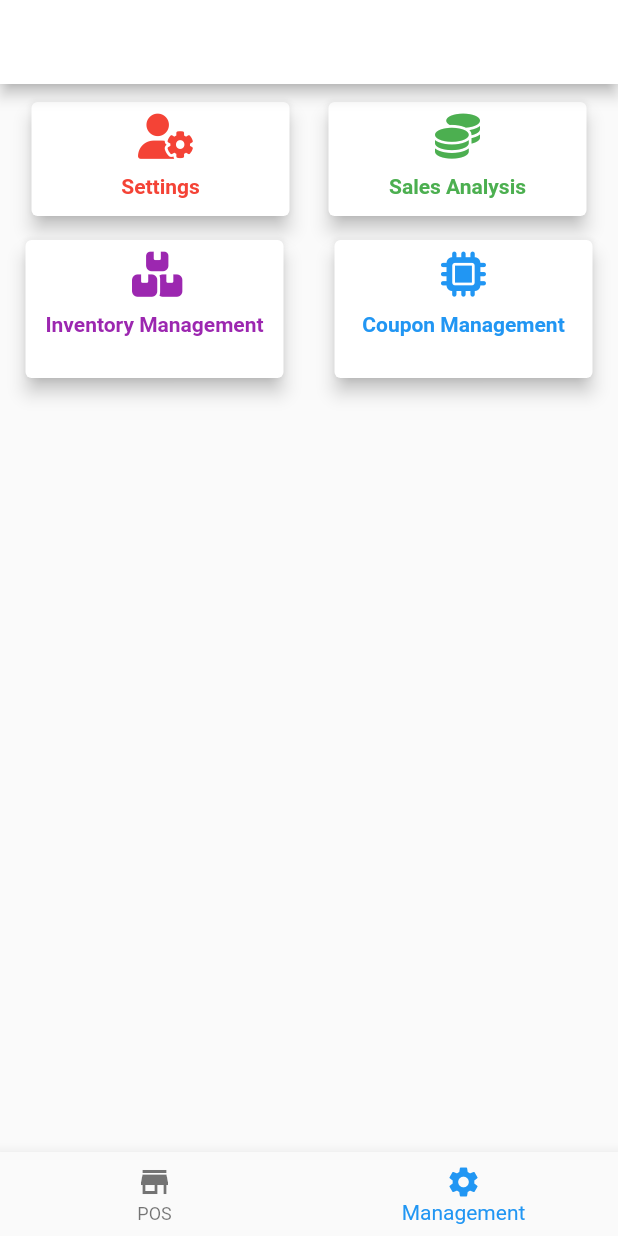
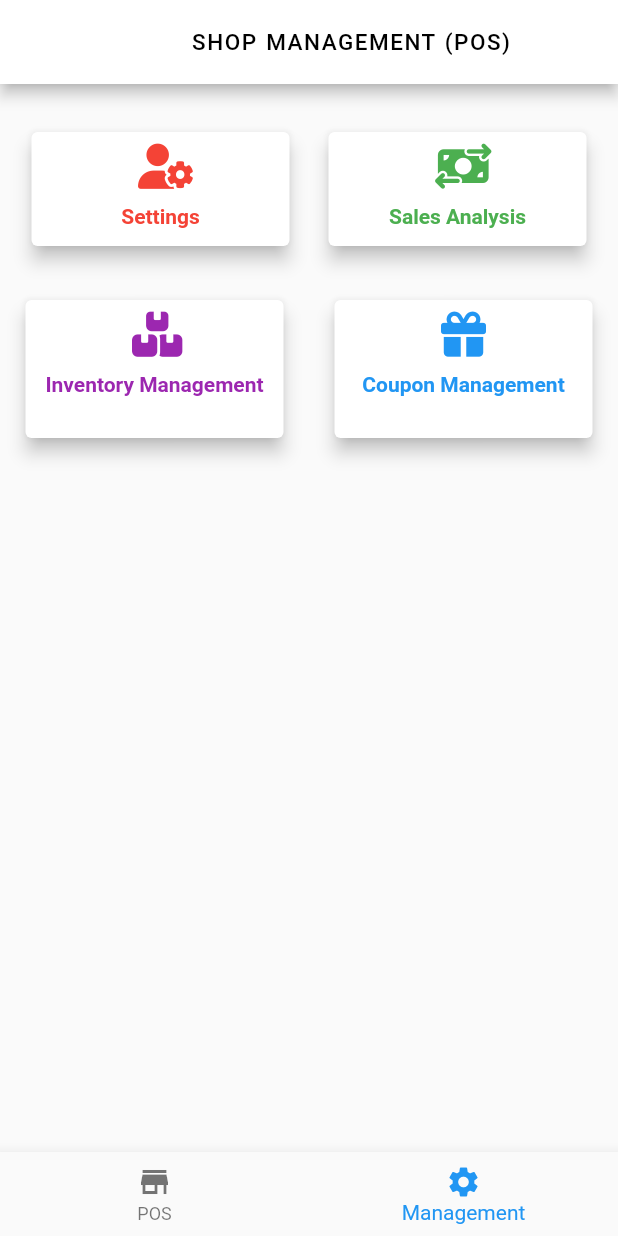
Before and after one commit to itprojectmanagementbykzn/pos, a Flutter app: the HomePage screen opened by its route, item 2 of the bottom bar chosen, on a phone screen of 412 x 824 dp. Run offline on Flutter 3.47's test engine with Material 2 defaults, Android fonts, the phone set to English and light mode, and no system bars; our stand-ins replace cloud_firestore, firebase_auth, firebase_core, fl_chart, flutter_datetime_picker, font_awesome_flutter and 4 more; missing offline and left inert: colours; accounts and stored records are empty.

Commit message:
POS UI Update

```diff
--- a/lib/views/pages/admin_page.dart
+++ b/lib/views/pages/admin_page.dart
@@ -12,6 +12,9 @@ class AdminPage extends StatelessWidget {
     final size = MediaQuery.of(context).size;
     return SingleChildScrollView(
         child: Column(children: [
+          SizedBox(
+            height: 20,
+          ),
       //First Row
       SizedBox(
           height: 100,
@@ -30,13 +33,16 @@ class AdminPage extends StatelessWidget {
                   ),
                   //Sales
                   CardRow(
-                    icon: FontAwesomeIcons.coins,
+                    icon: FontAwesomeIcons.moneyBillTransfer,
                     color: Colors.green,
                     text: "Sales Analysis",
                     navigateRoute: () => Get.toNamed(salesUrl),
                   ),
                 ]),
           )),
+      SizedBox(
+        height: 20,
+      ),
       //Second Row
       SizedBox(
         height: 100,
@@ -51,7 +57,7 @@ class AdminPage extends StatelessWidget {
           ),
           //Management Cupon
           CardRow(
-            icon: FontAwesomeIcons.microchip,
+            icon: FontAwesomeIcons.gift,
             color: Colors.blue,
             text: "Coupon Management",
             navigateRoute: () => Get.toNamed(couponUrl),
--- a/lib/views/screen/home_page.dart
+++ b/lib/views/screen/home_page.dart
@@ -15,6 +15,13 @@ class HomePage extends StatelessWidget {
     const List<Widget> pages = [ProductPage(), AdminPage()];
     return Scaffold(
       appBar: AppBar(
+        title: const Center(
+          child: Text("SHOP MANAGEMENT (POS)",
+          style: TextStyle(color: Colors.black,
+          fontSize: 15,
+          letterSpacing: 1,
+          wordSpacing: 1),),
+        ),
         backgroundColor: Colors.white,
       ),
       body: Obx(() => pages.elementAt(_controller.currentNavIndex.value)),
```
